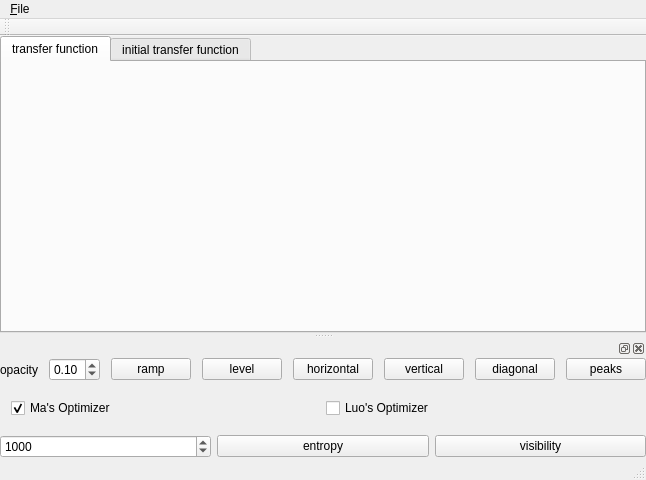
Above: VolumeRenderer/TransferFunctionEditor/transferfunctioneditor.ui from luosz/artivvis-development-repository before the change. Below: the same form after it.
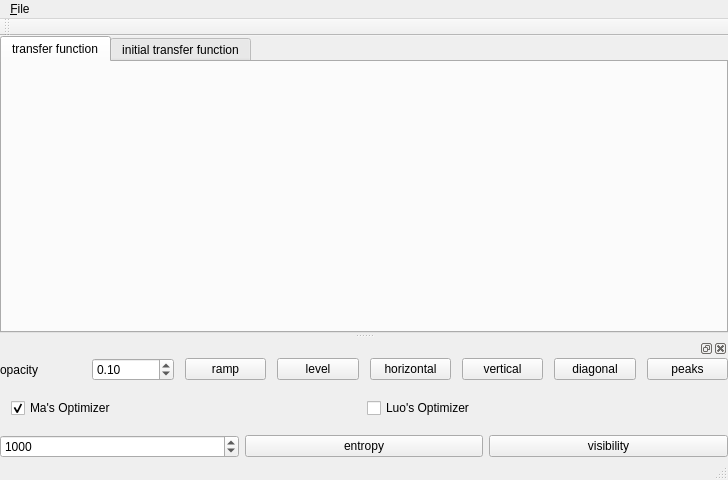
That is the form after the change. The open tabs and pages were chosen to show the change.

Commit message: update ui files of transfer function editor

What changed in the file:
```diff
--- a/VolumeRenderer/TransferFunctionEditor/transferfunctioneditor.ui
+++ b/VolumeRenderer/TransferFunctionEditor/transferfunctioneditor.ui
@@ -6,7 +6,7 @@
    <rect>
     <x>0</x>
     <y>0</y>
-    <width>640</width>
+    <width>728</width>
     <height>480</height>
    </rect>
   </property>
@@ -98,7 +98,7 @@
     <rect>
      <x>0</x>
      <y>0</y>
-     <width>640</width>
+     <width>728</width>
      <height>26</height>
     </rect>
    </property>
```
Left out of the diff: 2 changed lines with no effect on the pictures. The commit also changes 1 other file.
